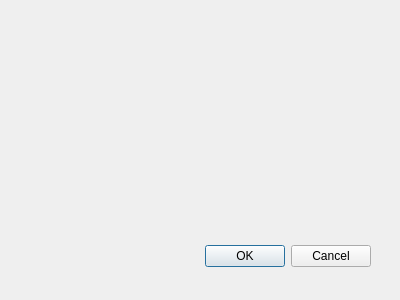
Above: senu_plug/senu_plug_dialog_base.ui from GISSIAH/senu-Plugin before the change. Below: the same form after it.
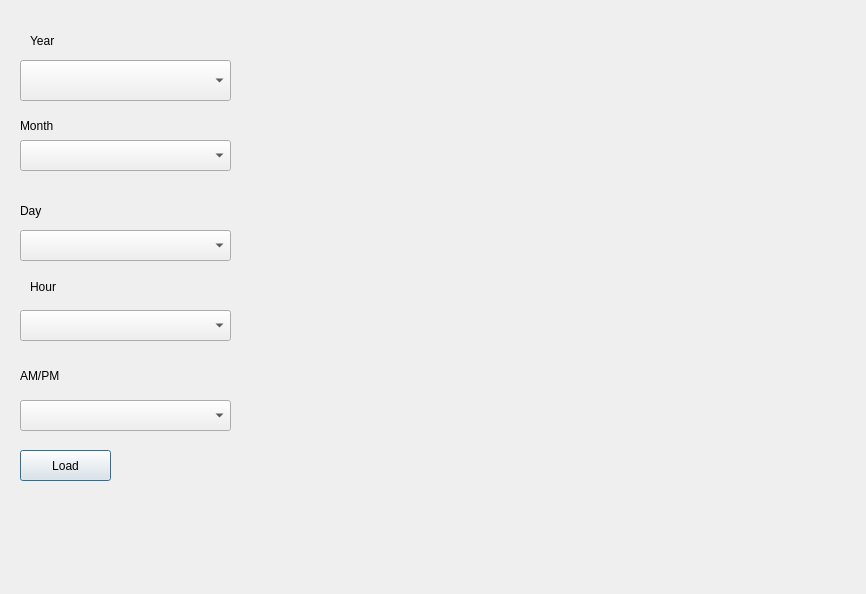
That is the form after the change.

```diff
--- a/senu_plug/senu_plug_dialog_base.ui
+++ b/senu_plug/senu_plug_dialog_base.ui
@@ -1,31 +1,143 @@
 <ui version="4.0" >
  <class>SenuDialogBase</class>
- <widget class="QDialog" name="SenuDialogBase" >
-  <property name="geometry" >
+ <widget class="QDialog" name="SenuDialogBase">
+  <property name="geometry">
    <rect>
     <x>0</x>
     <y>0</y>
-    <width>400</width>
-    <height>300</height>
+    <width>866</width>
+    <height>594</height>
    </rect>
   </property>
   <property name="windowTitle" >
    <string>Senu Qgis Plugin</string>
   </property>
-  <widget class="QDialogButtonBox" name="button_box" >
-   <property name="geometry" >
+  <widget class="QComboBox" name="comboBox">
+   <property name="geometry">
     <rect>
+     <x>20</x>
+     <y>140</y>
+     <width>211</width>
+     <height>31</height>
+    </rect>
+   </property>
+  </widget>
+  <widget class="QLabel" name="label">
+   <property name="geometry">
+    <rect>
+     <x>20</x>
+     <y>200</y>
+     <width>121</width>
+     <height>21</height>
+    </rect>
+   </property>
+   <property name="text">
+    <string>Day</string>
+   </property>
+  </widget>
+  <widget class="QLabel" name="label_2">
+   <property name="geometry">
+    <rect>
+     <x>20</x>
+     <y>110</y>
+     <width>131</width>
+     <height>31</height>
+    </rect>
+   </property>
+   <property name="text">
+    <string>Month</string>
+   </property>
+  </widget>
+  <widget class="QPushButton" name="pushButton">
+   <property name="geometry">
+    <rect>
+     <x>20</x>
+     <y>450</y>
+     <width>91</width>
+     <height>31</height>
+    </rect>
+   </property>
+   <property name="text">
+    <string>Load</string>
+   </property>
+  </widget>
+  <widget class="QComboBox" name="comboBox_2">
+   <property name="geometry">
+    <rect>
+     <x>20</x>
+     <y>230</y>
+     <width>211</width>
+     <height>31</height>
+    </rect>
+   </property>
+  </widget>
+  <widget class="QComboBox" name="comboBox_3">
+   <property name="geometry">
+    <rect>
+     <x>20</x>
+     <y>60</y>
+     <width>211</width>
+     <height>41</height>
+    </rect>
+   </property>
+  </widget>
+  <widget class="QLabel" name="label_3">
+   <property name="geometry">
+    <rect>
      <x>30</x>
-     <y>240</y>
-     <width>341</width>
-     <height>32</height>
+     <y>30</y>
+     <width>61</width>
+     <height>21</height>
     </rect>
    </property>
-   <property name="orientation" >
-    <enum>Qt::Horizontal</enum>
+   <property name="text">
+    <string>Year</string>
    </property>
-   <property name="standardButtons" >
-    <set>QDialogButtonBox::Cancel|QDialogButtonBox::Ok</set>
+  </widget>
+  <widget class="QComboBox" name="comboBox_4">
+   <property name="geometry">
+    <rect>
+     <x>20</x>
+     <y>310</y>
+     <width>211</width>
+     <height>31</height>
+    </rect>
+   </property>
+  </widget>
+  <widget class="QLabel" name="label_4">
+   <property name="geometry">
+    <rect>
+     <x>20</x>
+     <y>360</y>
+     <width>131</width>
+     <height>31</height>
+    </rect>
+   </property>
+   <property name="text">
+    <string>AM/PM</string>
+   </property>
+  </widget>
+  <widget class="QLabel" name="label_5">
+   <property name="geometry">
+    <rect>
+     <x>30</x>
+     <y>280</y>
+     <width>47</width>
+     <height>13</height>
+    </rect>
+   </property>
+   <property name="text">
+    <string>Hour</string>
+   </property>
+  </widget>
+  <widget class="QComboBox" name="comboBox_5">
+   <property name="geometry">
+    <rect>
+     <x>20</x>
+     <y>400</y>
+     <width>211</width>
+     <height>31</height>
+    </rect>
    </property>
   </widget>
  </widget>
```
Left out of the diff: 40 changed lines with no effect on the pictures.
